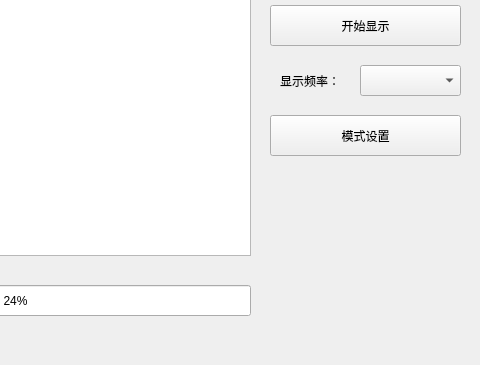
ZhangYiXiSucceed/Advanced-Clock, file SoftWare/PCTool/AdvancedClock/PictureShow.ui: the form before one commit; both pictures show x 300 to 780 and y 195 to 560 of the 780 by 560 pixel window.
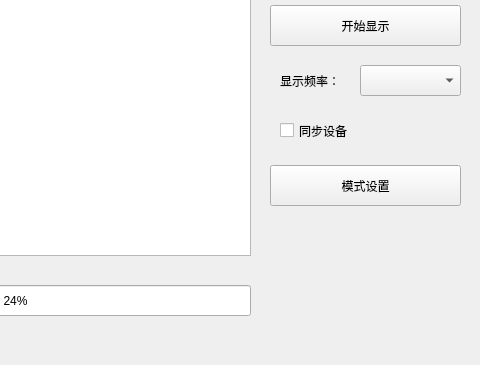
The form after the commit.

Commit message: update sync commnication for device in picture

```diff
--- a/SoftWare/PCTool/AdvancedClock/PictureShow.ui
+++ b/SoftWare/PCTool/AdvancedClock/PictureShow.ui
@@ -63,7 +63,7 @@
    <property name="geometry">
     <rect>
      <x>570</x>
-     <y>310</y>
+     <y>360</y>
      <width>191</width>
      <height>41</height>
     </rect>
@@ -121,6 +121,19 @@
     <string>显示频率：</string>
    </property>
   </widget>
+  <widget class="QCheckBox" name="IsSendcheckBox">
+   <property name="geometry">
+    <rect>
+     <x>580</x>
+     <y>310</y>
+     <width>91</width>
+     <height>31</height>
+    </rect>
+   </property>
+   <property name="text">
+    <string>同步设备</string>
+   </property>
+  </widget>
  </widget>
  <resources/>
  <connections/>
```
The commit also changes 1 other file.
